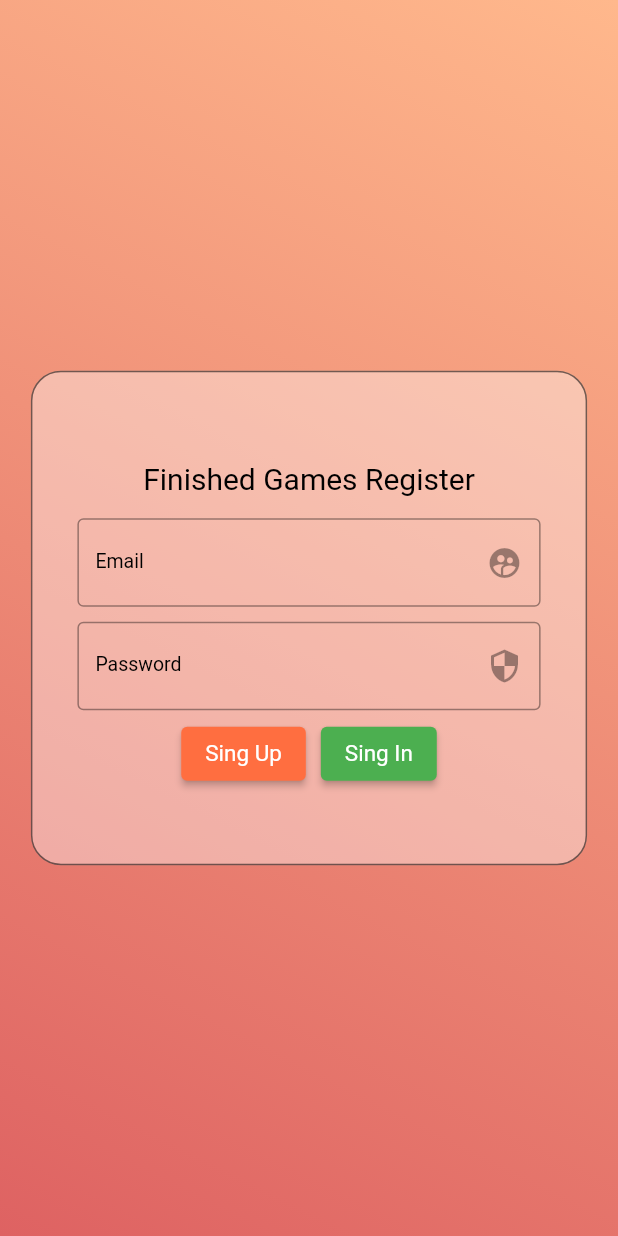
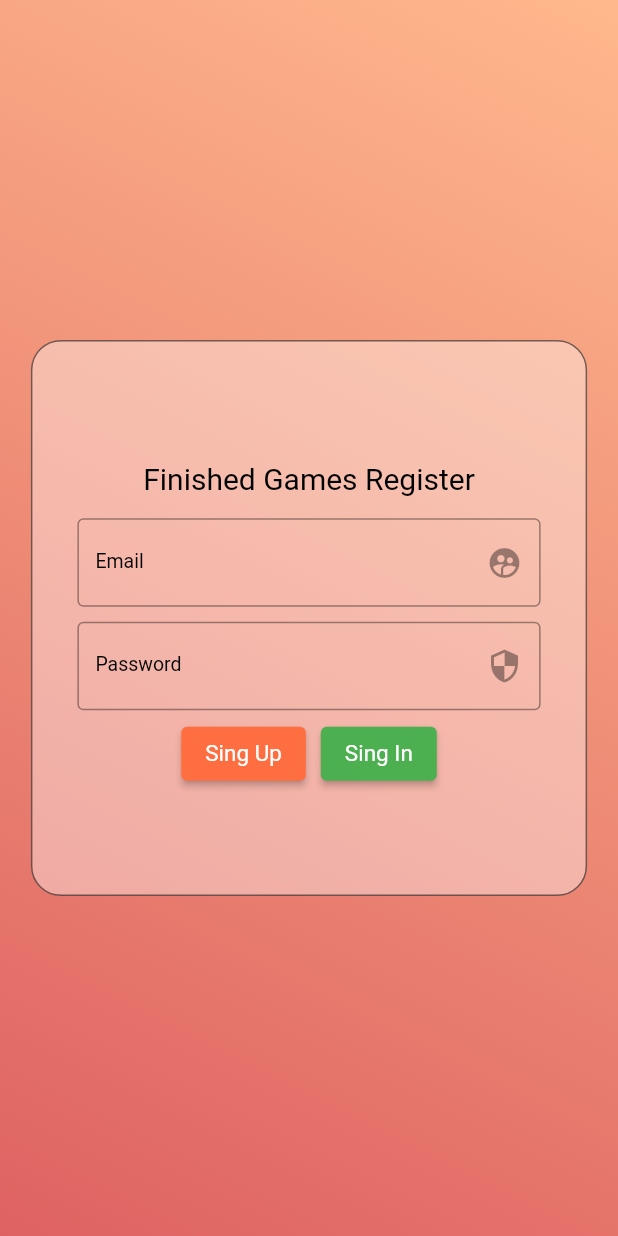
Before and after one commit to NityanandaBarbosa/Finished-Games-Register, a Flutter app: the screen it shows after launch, on a phone screen of 412 x 824 dp. Run offline on Flutter 3.47's test engine with Material 2 defaults, Android fonts, the phone set to English and light mode, and no system bars; our stand-ins replace dio, firebase_auth, firebase_core, flutter_modular, flutter_triple, mobx; accounts and stored records are empty; generated files the repository leaves out were written again.

Commit message:
mod : increase login page container height

```diff
--- a/lib/app/modules/login/login_page.dart
+++ b/lib/app/modules/login/login_page.dart
@@ -25,7 +25,7 @@ class LoginPageState extends ModularState<LoginPage, LoginStore> {
         child: Container(
           alignment: Alignment.center,
           width: fullMediaWidth * 0.9,
-          height: fullMediaHeight * 0.4,
+          height: fullMediaHeight * 0.45,
           padding: const EdgeInsets.all(25.0),
           decoration: BoxDecoration(
             border: Border.all(color: Colors.black54),
```
